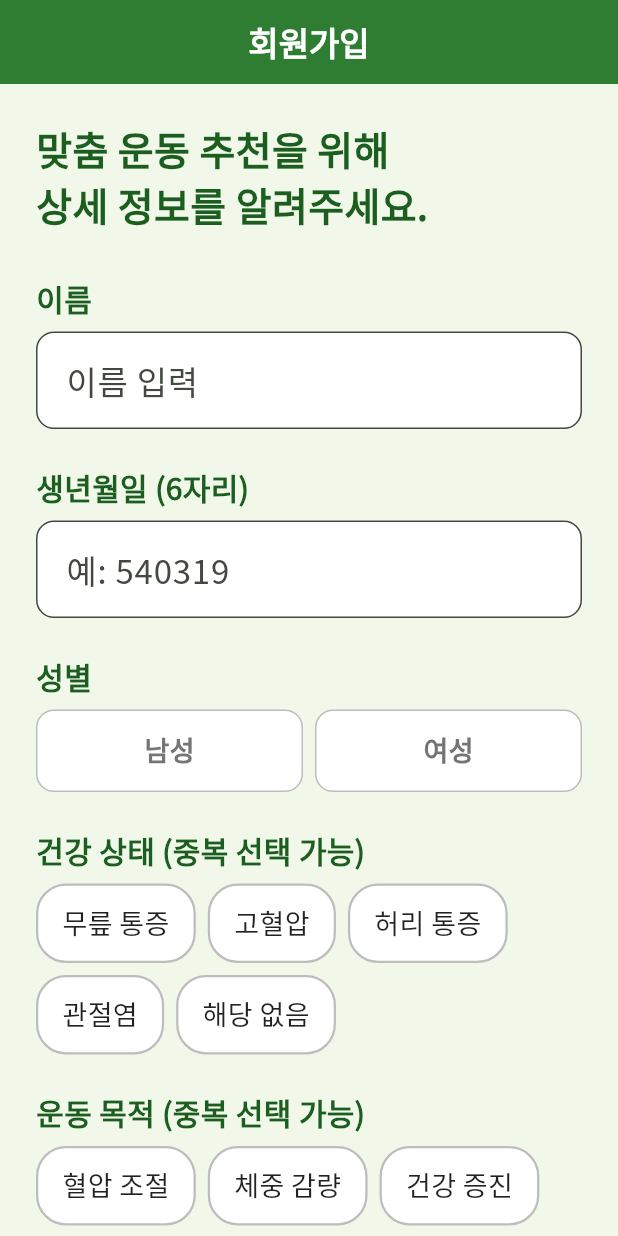
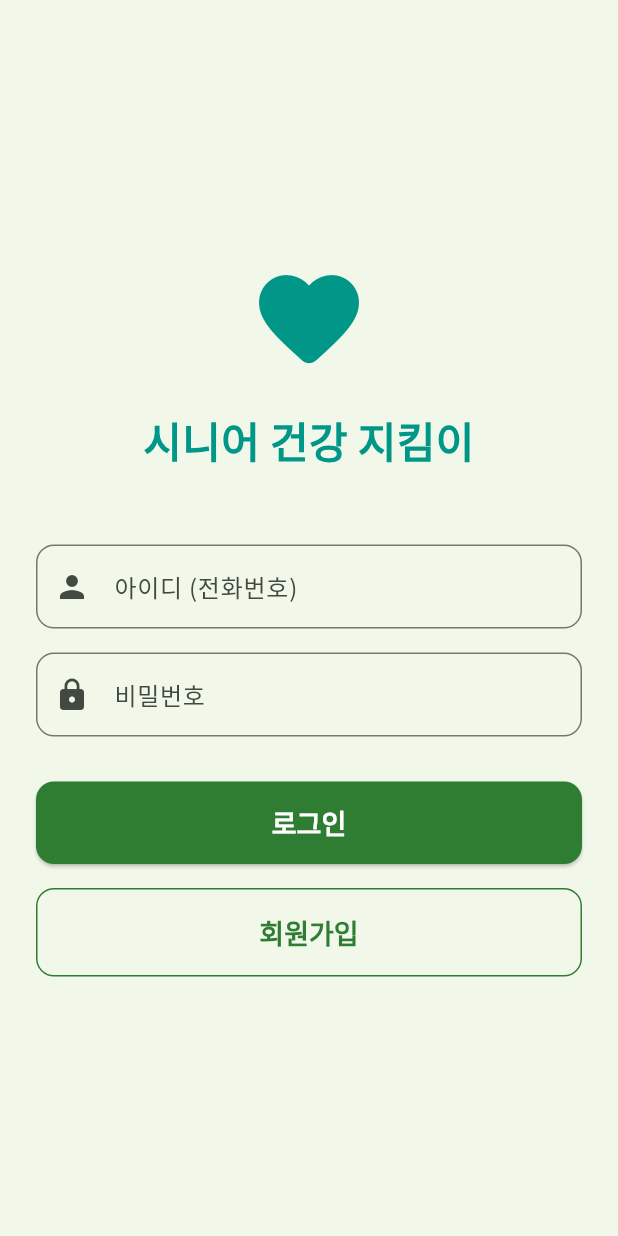
Before and after one commit to seojeong0120/recommenDA, a Flutter app: the screen it shows after launch, on a phone screen of 412 x 824 dp. Run offline on Flutter 3.47's test engine with Material 3 defaults, Android fonts, the phone set to English and light mode, and no system bars; our stand-ins replace flutter_dotenv, flutter_local_notifications, flutter_map, geolocator, google_fonts, latlong2 and 1 more; missing offline and left inert: flutter_naver_map, kpostal.

Commit message:
signup and login ui

```diff
--- /dev/null
+++ b/senior-exercise-recommender-core/example1/lib/login_screen.dart
@@ -0,0 +1,130 @@
+import 'dart:convert';
+import 'package:flutter/material.dart';
+import 'package:http/http.dart' as http;
+import 'signup.dart';
+import 'home_screen.dart';
+
+class LoginScreen extends StatefulWidget {
+  const LoginScreen({super.key});
+
+  @override
+  State<LoginScreen> createState() => _LoginScreenState();
+}
+
+class _LoginScreenState extends State<LoginScreen> {
+  final TextEditingController _idController = TextEditingController();
+  final TextEditingController _pwController = TextEditingController();
+  bool _isLoading = false;
+
+  // 로그인 함수
+  Future<void> _login() async {
+    final id = _idController.text;
+    final pw = _pwController.text;
+
+    if (id.isEmpty || pw.isEmpty) {
+      ScaffoldMessenger.of(context).showSnackBar(const SnackBar(content: Text('아이디와 비밀번호를 입력해주세요.')));
+      return;
+    }
+
+    setState(() => _isLoading = true);
+
+    // [주의] 현재 api.py에 /api/login이 없으면 404 에러가 날 수 있습니다.
+    const String apiUrl = "http://10.0.2.2:8000/api/login";
+
+    try {
+      final response = await http.post(
+        Uri.parse(apiUrl),
+        headers: {"Content-Type": "application/json; charset=UTF-8"},
+        body: jsonEncode({
+          "username": id, // 서버가 LoginRequest에서 username을 받는다고 가정
+          "password": pw,
+        }),
+      );
+
+      if (response.statusCode == 200) {
+        final userData = jsonDecode(utf8.decode(response.bodyBytes));
+        if (!mounted) return;
+
+        Navigator.pushReplacement(
+          context,
+          MaterialPageRoute(
+            builder: (context) => HomeScreen(
+              userProfile: userData,
+              currentLat: userData['home_lat'] ?? 37.5665,
+              currentLon: userData['home_lon'] ?? 126.9780,
+            ),
+          ),
+        );
+      } else {
+        throw Exception("로그인 실패: 아이디/비밀번호를 확인하세요.");
+      }
+    } catch (e) {
+      print("로그인 에러: $e");
+      ScaffoldMessenger.of(context).showSnackBar(const SnackBar(content: Text("로그인 실패 (서버 확인 필요)")));
+    } finally {
+      if (mounted) setState(() => _isLoading = false);
+    }
+  }
+
+  @override
+  Widget build(BuildContext context) {
+    return Scaffold(
+      body: SafeArea(
+        child: Padding(
+          padding: const EdgeInsets.all(24.0),
+          child: Column(
+            mainAxisAlignment: MainAxisAlignment.center,
+            crossAxisAlignment: CrossAxisAlignment.stretch,
+            children: [
+              const Icon(Icons.favorite_rounded, size: 80, color: Colors.teal),
+              const SizedBox(height: 20),
+              const Text("시니어 건강 지킴이", style: TextStyle(fontSize: 28, fontWeight: FontWeight.bold, color: Colors.teal), textAlign: TextAlign.center),
+              const SizedBox(height: 50),
+
+              TextField(
+                controller: _idController,
+                decoration: InputDecoration(labelText: "아이디 (전화번호)", prefixIcon: const Icon(Icons.person), border: OutlineInputBorder(borderRadius: BorderRadius.circular(12))),
+              ),
+              const SizedBox(height: 16),
+
+              TextField(
+                controller: _pwController,
+                obscureText: true,
+                decoration: InputDecoration(labelText: "비밀번호", prefixIcon: const Icon(Icons.lock), border: OutlineInputBorder(borderRadius: BorderRadius.circular(12))),
+              ),
+              const SizedBox(height: 30),
+
+              SizedBox(
+                height: 55,
+                child: ElevatedButton(
+                  onPressed: _isLoading ? null : _login,
+                  style: ElevatedButton.styleFrom(
+                    backgroundColor: Theme.of(context).colorScheme.primary,
+                    foregroundColor: Colors.white,
+                    shape: RoundedRectangleBorder(borderRadius: BorderRadius.circular(12)),
+                    textStyle: const TextStyle(fontSize: 18, fontWeight: FontWeight.bold),
+                  ),
+                  child: _isLoading ? const CircularProgressIndicator(color: Colors.white) : const Text("로그인"),
+                ),
+              ),
+              const SizedBox(height: 16),
+
+              OutlinedButton(
+                onPressed: () {
+                  Navigator.push(context, MaterialPageRoute(builder: (context) => const SignUpPage(title: "회원가입")));
+                },
+                style: OutlinedButton.styleFrom(
+                  padding: const EdgeInsets.symmetric(vertical: 16),
+                  side: BorderSide(color: Theme.of(context).colorScheme.primary),
+                  shape: RoundedRectangleBorder(borderRadius: BorderRadius.circular(12)),
+                  textStyle: const TextStyle(fontSize: 18, fontWeight: FontWeight.bold),
+                ),
+                child: const Text("회원가입"),
+              ),
+            ],
+          ),
+        ),
+      ),
+    );
+  }
+}
--- a/senior-exercise-recommender-core/example1/lib/main.dart
+++ b/senior-exercise-recommender-core/example1/lib/main.dart
@@ -1,27 +1,23 @@
 import 'package:flutter/material.dart';
 import 'package:flutter_dotenv/flutter_dotenv.dart';
 import 'package:google_fonts/google_fonts.dart';
-import 'package:flutter_naver_map/flutter_naver_map.dart'; // [필수] 지도 패키지
-import 'signup.dart';
+import 'package:flutter_naver_map/flutter_naver_map.dart';
+import 'login_screen.dart'; // [변경] 로그인 화면
 import 'notification.dart';
 
 void main() async {
-  // 1. 플러터 엔진 초기화 (필수)
   WidgetsFlutterBinding.ensureInitialized();
 
-  // 2. 환경변수 로드
   try {
     await dotenv.load(fileName: ".env");
   } catch (e) {
     print("⚠️ .env 로드 실패 (무시): $e");
   }
 
-  // 3. [복구됨] 네이버 지도 SDK 초기화 (이게 꼭 있어야 합니다!)
+  // 네이버 지도 초기화
   try {
     await NaverMapSdk.instance.initialize(
-      // 1순위: .env 파일에서 가져오기
-      // 2순위: .env가 안 되면 여기에 직접 '클라이언트 ID'를 문자열로 넣으세요!
-      clientId: dotenv.env['NAVER_MAP_CLIENT_ID'] ?? '!!',
+      clientId: dotenv.env['NAVER_MAP_CLIENT_ID'] ?? 'YOUR_CLIENT_ID',
       onAuthFailed: (ex) {
         print("********* 네이버 지도 인증 실패: $ex *********");
       },
@@ -30,14 +26,11 @@ void main() async {
     print("네이버 지도 초기화 중 에러 발생: $e");
   }
 
-  // 4. 알림 서비스 등 기타 초기화 (비동기로 실행)
   _initServices();
 
-  // 5. 앱 실행
   runApp(const MyApp());
 }
 
-// 기타 서비스 초기화 함수
 Future<void> _initServices() async {
   try {
     final notificationService = NotificationService();
@@ -78,7 +71,8 @@ class MyApp extends StatelessWidget {
           ),
         ),
       ),
-      home: const SignUpPage(title: '회원가입'),
+      // [중요] 앱 시작 시 로그인 화면부터 시작
+      home: const LoginScreen(),
     );
   }
 }
--- a/senior-exercise-recommender-core/example1/lib/signup.dart
+++ b/senior-exercise-recommender-core/example1/lib/signup.dart
@@ -11,28 +11,23 @@ class SignUpPage extends StatefulWidget {
 }
 
 class _SignUpPageState extends State<SignUpPage> {
+  // 컨트롤러
+  final TextEditingController _idController = TextEditingController();
+  final TextEditingController _pwController = TextEditingController();
   final TextEditingController _nameController = TextEditingController();
   final TextEditingController _birthController = TextEditingController();
-  final TextEditingController _phoneController = TextEditingController();
+  final TextEditingController _phoneController = TextEditingController(); // 연락처용
   final TextEditingController _guardianPhoneController = TextEditingController();
 
-  // 1. 성별 (단일 선택)
   String? _selectedGender;
-
-  // 2. 건강 상태 (복수 선택 가능)
   final List<String> _selectedHealthIssues = [];
   final List<String> _healthOptions = ["무릎 통증", "고혈압", "허리 통증", "관절염", "해당 없음"];
-
-  // 3. 운동 목적 (복수 선택 가능)
   final List<String> _selectedGoals = [];
   final List<String> _goalOptions = ["혈압 조절", "체중 감량", "건강 증진", "유연성 강화", "사회 활동"];
-
-  // [추가됨] 4. 선호하는 장소 (단일 선택)
-  String? _selectedPreference; // "실내", "실외", "둘 다"
+  String? _selectedPreference;
 
   bool _isButtonActive = false;
 
-  // 날짜 유효성 검사
   bool _isValidDate(String input) {
     if (input.length != 6) return false;
     int month = int.tryParse(input.substring(2, 4)) ?? 0;
@@ -42,33 +37,25 @@ class _SignUpPageState extends State<SignUpPage> {
     return true;
   }
 
-  // 유효성 검사 (필수 항목 체크)
   void _checkFormValidity() {
+    bool isIdValid = _idController.text.isNotEmpty;
+    bool isPwValid = _pwController.text.length >= 4;
     bool isNameValid = _nameController.text.isNotEmpty;
     bool isBirthValid = _isValidDate(_birthController.text);
     bool isGenderValid = _selectedGender != null;
-
-    // [추가됨] 장소 선택 여부 확인
     bool isPlaceValid = _selectedPreference != null;
 
-    // 건강 상태와 목적은 하나 이상 선택해야 한다고 가정 (필수가 아니라면 이 줄 제거 가능)
-    bool isHealthSelected = _selectedHealthIssues.isNotEmpty;
-    bool isGoalSelected = _selectedGoals.isNotEmpty;
+    // 전화번호는 선택 사항 또는 필수 사항 여부에 따라 조정 가능
+    // 여기서는 간단히 체크
+    bool isPhoneValid = true;
 
-    RegExp phoneRegex = RegExp(r'^010-\d{4}-\d{4}$');
-    bool isPhoneValid = phoneRegex.hasMatch(_phoneController.text);
-    bool isGuardianPhoneValid = phoneRegex.hasMatch(_guardianPhoneController.text);
-
-    bool isValid = isNameValid && isBirthValid && isGenderValid &&
-                   isPlaceValid && isHealthSelected && isGoalSelected &&
-                   isPhoneValid && isGuardianPhoneValid;
+    bool isValid = isIdValid && isPwValid && isNameValid && isBirthValid && isGenderValid && isPlaceValid && isPhoneValid;
 
     if (isValid != _isButtonActive) {
       setState(() { _isButtonActive = isValid; });
     }
   }
 
-  // 복수 선택 토글 로직
   void _toggleMultiSelect(List<String> list, String value) {
     setState(() {
       if (value == "해당 없음") {
@@ -76,7 +63,6 @@ class _SignUpPageState extends State<SignUpPage> {
         list.add(value);
       } else {
         if (list.contains("해당 없음")) list.remove("해당 없음");
-
         if (list.contains(value)) {
           list.remove(value);
         } else {
@@ -97,8 +83,31 @@ class _SignUpPageState extends State<SignUpPage> {
           child: Column(
             crossAxisAlignment: CrossAxisAlignment.start,
             children: [
-              const Text("맞춤 운동 추천을 위해\n상세 정보를 알려주세요.", style: TextStyle(fontSize: 26, fontWeight: FontWeight.bold, color: Color(0xFF1B5E20))),
+              const Text("회원가입 정보 입력", style: TextStyle(fontSize: 26, fontWeight: FontWeight.bold, color: Color(0xFF1B5E20))),
               const SizedBox(height: 30),
+
+              // [신규] 아이디 (이 값이 api.py의 phone 필드로 들어갑니다)
+              _buildLabel("아이디 (로그인용)"),
+              _buildTextField(controller: _idController, hint: "아이디 입력", inputType: TextInputType.text),
+              const SizedBox(height: 24),
+
+              // [신규] 비밀번호
+              _buildLabel("비밀번호"),
+              TextField(
+                controller: _pwController,
+                obscureText: true,
+                onChanged: (v) => _checkFormValidity(),
+                style: const TextStyle(fontSize: 22),
+                decoration: InputDecoration(
+                  hintText: "비밀번호 입력",
+                  hintStyle: TextStyle(color: Colors.grey[500], fontSize: 18),
+                  filled: true,
+                  fillColor: Colors.white,
+                  contentPadding: const EdgeInsets.symmetric(vertical: 16, horizontal: 16),
+                  border: OutlineInputBorder(borderRadius: BorderRadius.circular(12)),
+                ),
+              ),
+              const SizedBox(height: 24),
 
               _buildLabel("이름"),
               _buildTextField(controller: _nameController, hint: "이름 입력", inputType: TextInputType.text),
@@ -116,29 +125,14 @@ class _SignUpPageState extends State<SignUpPage> {
               ]),
               const SizedBox(height: 24),
 
-              // 건강 상태 (복수 선택 - Wrap 사용)
               _buildLabel("건강 상태 (중복 선택 가능)"),
-              Wrap(
-                spacing: 8.0,
-                runSpacing: 8.0,
-                children: _healthOptions.map((option) {
-                  return _buildMultiSelectChip(option, _selectedHealthIssues);
-                }).toList(),
-              ),
+              Wrap(spacing: 8.0, runSpacing: 8.0, children: _healthOptions.map((o) => _buildMultiSelectChip(o, _selectedHealthIssues)).toList()),
               const SizedBox(height: 24),
 
-              // 운동 목적 (복수 선택 - Wrap 사용)
               _buildLabel("운동 목적 (중복 선택 가능)"),
-              Wrap(
-                spacing: 8.0,
-                runSpacing: 8.0,
-                children: _goalOptions.map((option) {
-                  return _buildMultiSelectChip(option, _selectedGoals);
-                }).toList(),
-              ),
+              Wrap(spacing: 8.0, runSpacing: 8.0, children: _goalOptions.map((o) => _buildMultiSelectChip(o, _selectedGoals)).toList()),
               const SizedBox(height: 24),
 
-              // [추가됨] 선호하는 장소 (단일 선택)
               _buildLabel("선호하는 장소"),
               Row(children: [
                 Expanded(child: _buildSingleSelectButton("실내", _selectedPreference, (v) => setState((){ _selectedPreference = v; _checkFormValidity(); }))),
@@ -149,12 +143,8 @@ class _SignUpPageState extends State<SignUpPage> {
               ]),
               const SizedBox(height: 24),
 
-              _buildLabel("전화번호"),
+              _buildLabel("연락처 (선택)"),
               _buildTextField(controller: _phoneController, hint: "010-0000-0000", inputType: TextInputType.phone),
-              const SizedBox(height: 24),
-
-              _buildLabel("보호자 전화번호"),
-              _buildTextField(controller: _guardianPhoneController, hint: "010-0000-0000", inputType: TextInputType.phone),
               const SizedBox(height: 50),
 
               SizedBox(
@@ -162,17 +152,18 @@ class _SignUpPageState extends State<SignUpPage> {
                 height: 60,
                 child: ElevatedButton(
                   onPressed: _isButtonActive ? () {
-                    // 다음 화면으로 데이터 전달 (장소 선호도 포함)
                     Navigator.push(
                       context,
                       MaterialPageRoute(
                         builder: (context) => UserLocationScreen(
+                          userId: _idController.text, // 입력받은 아이디 전달
+                          password: _pwController.text, // 입력받은 비번 전달
                           name: _nameController.text,
                           birthdate: _birthController.text,
                           gender: _selectedGender!,
-                          healthIssues: _selectedHealthIssues, // 리스트 전달
-                          goals: _selectedGoals,               // 리스트 전달
-                          preference: _selectedPreference!,    // [추가됨] 장소 선호도 전달
+                          healthIssues: _selectedHealthIssues,
+                          goals: _selectedGoals,
+                          preference: _selectedPreference!,
                         ),
                       ),
                     );
@@ -183,7 +174,7 @@ class _SignUpPageState extends State<SignUpPage> {
                     textStyle: const TextStyle(fontSize: 22, fontWeight: FontWeight.bold),
                     shape: RoundedRectangleBorder(borderRadius: BorderRadius.circular(12)),
                   ),
-                  child: const Text('정보 입력 완료'),
+                  child: const Text('다음 단계로'),
                 ),
               ),
             ],
@@ -208,7 +199,6 @@ class _SignUpPageState extends State<SignUpPage> {
     );
   }
 
-  // 단일 선택 버튼 (성별, 장소)
   Widget _buildSingleSelectButton(String value, String? groupValue, Function(String) onTap) {
     bool isSelected = groupValue == value;
     return GestureDetector(
@@ -225,7 +215,6 @@ class _SignUpPageState extends State<SignUpPage> {
     );
   }
 
-  // 복수 선택 칩 (건강, 목적)
   Widget _buildMultiSelectChip(String label, List<String> selectedList) {
     bool isSelected = selectedList.contains(label);
     return GestureDetector(
--- a/senior-exercise-recommender-core/example1/lib/user_location.dart
+++ b/senior-exercise-recommender-core/example1/lib/user_location.dart
@@ -7,15 +7,19 @@ import 'package:flutter_dotenv/flutter_dotenv.dart';
 import 'home_screen.dart';
 
 class UserLocationScreen extends StatefulWidget {
+  final String userId; // 사용자가 입력한 아이디
+  final String password;
   final String name;
   final String birthdate;
   final String gender;
-  final List<String> healthIssues; // 복수 선택 리스트
-  final List<String> goals;        // 복수 선택 리스트
-  final String preference;         // [추가됨] 선호 장소 (실내, 실외, 둘 다)
+  final List<String> healthIssues;
+  final List<String> goals;
+  final String preference;
 
   const UserLocationScreen({
     super.key,
+    required this.userId,
+    required this.password,
     required this.name,
     required this.birthdate,
     required this.gender,
@@ -53,7 +57,10 @@ class _UserLocationScreenState extends State<UserLocationScreen> {
       }
     }
     try {
-      Position position = await Geolocator.getCurrentPosition(desiredAccuracy: LocationAccuracy.high);
+      Position position = await Geolocator.getCurrentPosition(
+          desiredAccuracy: LocationAccuracy.high,
+          timeLimit: const Duration(seconds: 5)
+      );
       _lat = position.latitude;
       _lon = position.longitude;
       await _getAddressFromKakao(position.latitude, position.longitude);
@@ -105,37 +112,41 @@ class _UserLocationScreenState extends State<UserLocationScreen> {
     return "60-64";
   }
 
-  // [중요] 한글 장소 선호도를 API용 영어 코드로 변환
   String _mapPreferenceToApi(String pref) {
     if (pref == "실내") return "indoor";
     if (pref == "실외") return "outdoor";
-    return "any"; // "둘 다" 또는 예외 상황
+    return "any";
   }
 
-  // 회원가입 API 호출
   Future<void> _registerAndGoHome() async {
     const String apiUrl = "http://10.0.2.2:8000/api/user";
 
     setState(() => _isLoading = true);
 
     try {
-      // 1. 데이터 준비
+      // [API 맞춤] api.py의 UserCreateRequest 모델에 맞춰 데이터 구성
       final Map<String, dynamic> requestBody = {
+        // api.py에서는 'phone' 필드를 로그인 ID로 사용합니다.
+        "phone": widget.userId,  // 사용자가 입력한 아이디를 phone 필드에 매핑
+        "password": widget.password,
         "nickname": widget.name,
         "age_group": _calculateAgeGroup(widget.birthdate),
-        "health_issues": widget.healthIssues, // 리스트 그대로 전송
-        "goals": widget.goals,                // 리스트 그대로 전송
-        "preference_env": _mapPreferenceToApi(widget.preference), // 변환해서 전송
+        "health_issues": widget.healthIssues,
+        "goals": widget.goals,
+        "preference_env": _mapPreferenceToApi(widget.preference),
         "home_lat": _lat ?? 37.5665,
         "home_lon": _lon ?? 126.9780,
       };
 
-      print("보내는 데이터: $requestBody"); // 디버깅용
+      print("보내는 데이터: $requestBody");
 
-      // 2. 서버 전송
       final response = await http.post(
         Uri.parse(apiUrl),
-        headers: {"Content-Type": "application/json"},
+        // 한글 깨짐 방지 헤더 설정
+        headers: {
+          "Content-Type": "application/json; charset=UTF-8",
+        },
+        // jsonEncode로 변환하여 전송
         body: jsonEncode(requestBody),
       );
 
@@ -144,7 +155,6 @@ class _UserLocationScreenState extends State<UserLocationScreen> {
 
         if (!mounted) return;
 
-        // 성공 팝업
         showDialog(
           context: context,
           barrierDismissible: false,
@@ -173,11 +183,16 @@ class _UserLocationScreenState extends State<UserLocationScreen> {
           ),
         );
       } else {
-        throw Exception("서버 에러: ${response.statusCode} / ${response.body}");
+        // 에러 메시지 디코딩 시도
+        String errorDetail = response.body;
+        try {
+           errorDetail = utf8.decode(response.bodyBytes);
+        } catch (_) {}
+        throw Exception("서버 에러 (${response.statusCode}): $errorDetail");
       }
     } catch (e) {
       print("가입 에러: $e");
-      ScaffoldMessenger.of(context).showSnackBar(SnackBar(content: Text("오류가 발생했습니다: $e")));
+      ScaffoldMessenger.of(context).showSnackBar(SnackBar(content: Text("오류가 발생했습니다. 다시 시도해주세요.")));
     } finally {
       if (mounted) setState(() => _isLoading = false);
     }
@@ -211,7 +226,7 @@ class _UserLocationScreenState extends State<UserLocationScreen> {
               Expanded(flex: 2, child: ElevatedButton(
                 onPressed: (_isLocationFound && !_isLoading) ? _registerAndGoHome : null,
                 style: ElevatedButton.styleFrom(backgroundColor: Colors.teal, foregroundColor: Colors.white),
-                child: const Text("등록 끝내기", style: TextStyle(fontSize: 18, fontWeight: FontWeight.bold)),
+                child: const Text("가입 끝내기", style: TextStyle(fontSize: 18, fontWeight: FontWeight.bold)),
               )),
             ]),
             const SizedBox(height: 20),
```
